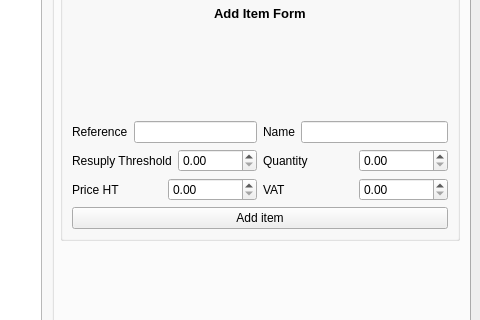
Old version of the form window/main/mainwindow.ui in the repository nivcoo/CESI-POO; both pictures show x 706 to 1186 and y 219 to 539 of the 1186 by 646 pixel window.
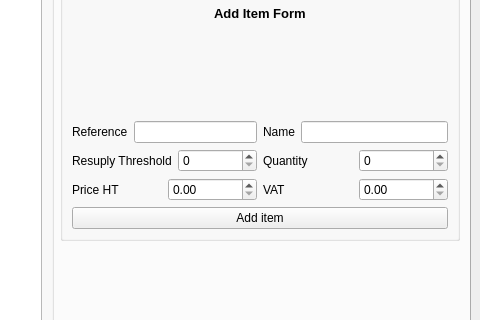
New version of the form. The open tabs and pages were chosen to show the change.

Commit message: improv. remove double spin

Diff of the .ui file:
```diff
--- a/window/main/mainwindow.ui
+++ b/window/main/mainwindow.ui
@@ -639,11 +639,7 @@
                   </widget>
                  </item>
                  <item>
-                  <widget class="QDoubleSpinBox" name="itemFormResuplyThreshold">
-                   <property name="maximum">
-                    <double>99999.990000000005239</double>
-                   </property>
-                  </widget>
+                  <widget class="QSpinBox" name="itemFormResuplyThreshold"/>
                  </item>
                 </layout>
                </item>
@@ -657,11 +653,7 @@
                   </widget>
                  </item>
                  <item>
-                  <widget class="QDoubleSpinBox" name="itemFormQuantity">
-                   <property name="maximum">
-                    <double>99999.990000000005239</double>
-                   </property>
-                  </widget>
+                  <widget class="QSpinBox" name="itemFormQuantity"/>
                  </item>
                 </layout>
                </item>
```
Left out of the diff: 2 changed lines with no effect on the pictures.
